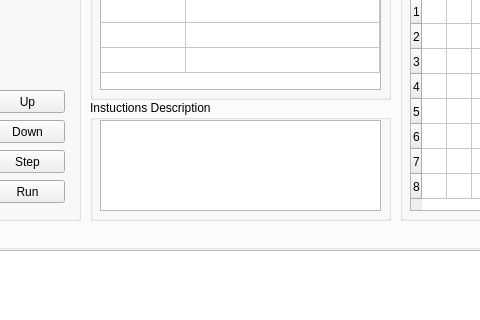
Qt form mainwindow.ui (HeartbreakSurvivor/DDCTool) before a commit; both pictures show x 158 to 638 and y 147 to 467 of the 812 by 610 pixel window.
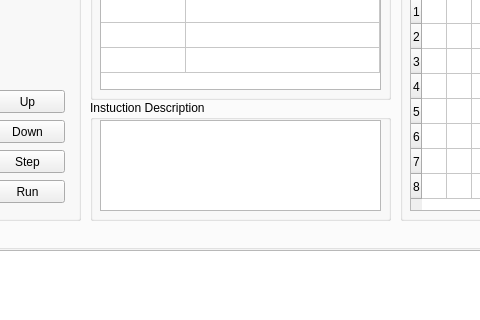
The same form after that commit. Icons and pictures are not drawn.

The edit to the form file:
```diff
--- a/mainwindow.ui
+++ b/mainwindow.ui
@@ -1534,7 +1534,7 @@
        </rect>
       </property>
       <property name="title">
-       <string>Instuctions Description</string>
+       <string>Instuction Description</string>
       </property>
       <widget class="QPlainTextEdit" name="descriptionplainTextEdit">
        <property name="geometry">
```
